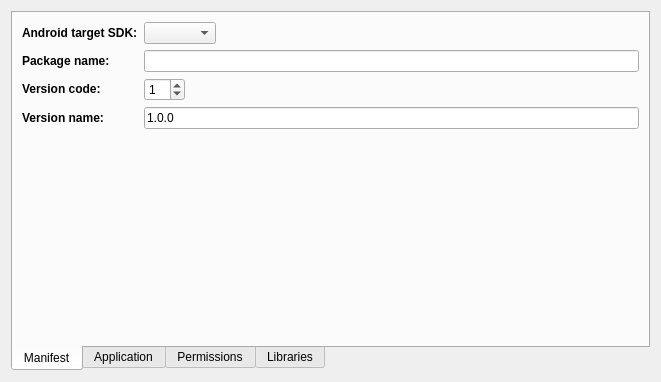
Before: the Qt Designer form src/plugins/android/androidpackagecreationwidget.ui in KDE/android-qt-creator, drawn with Qt 5.
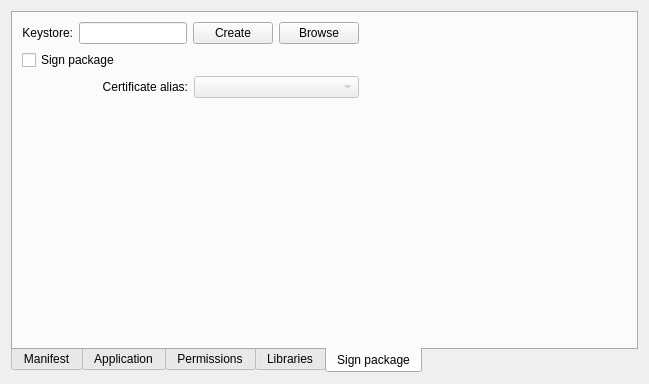
After: the same form once the commit is applied.

Commit message: Package signing (part 1)

Patch:
```diff
--- a/src/plugins/android/androidpackagecreationwidget.ui
+++ b/src/plugins/android/androidpackagecreationwidget.ui
@@ -6,8 +6,8 @@
    <rect>
     <x>0</x>
     <y>0</y>
-    <width>661</width>
-    <height>382</height>
+    <width>649</width>
+    <height>384</height>
    </rect>
   </property>
   <property name="sizePolicy">
@@ -23,7 +23,7 @@
       <enum>QTabWidget::South</enum>
      </property>
      <property name="currentIndex">
-      <number>0</number>
+      <number>4</number>
      </property>
      <widget class="QWidget" name="tab">
       <attribute name="title">
@@ -1144,6 +1144,81 @@
        </item>
       </layout>
      </widget>
+     <widget class="QWidget" name="tab_5">
+      <attribute name="title">
+       <string>Sign package</string>
+      </attribute>
+      <layout class="QFormLayout" name="formLayout_3">
+       <item row="0" column="0">
+        <layout class="QGridLayout" name="gridLayout_3">
+         <item row="0" column="0">
+          <layout class="QHBoxLayout" name="horizontalLayout_4">
+           <item>
+            <widget class="QLabel" name="KeystoreLocationLabel">
+             <property name="text">
+              <string>Keystore:</string>
+             </property>
+             <property name="alignment">
+              <set>Qt::AlignRight|Qt::AlignTrailing|Qt::AlignVCenter</set>
+             </property>
+            </widget>
+           </item>
+           <item>
+            <widget class="QLineEdit" name="KeystoreLocationLineEdit">
+             <property name="readOnly">
+              <bool>true</bool>
+             </property>
+            </widget>
+           </item>
+           <item>
+            <widget class="QPushButton" name="KeystoreCreatePushButton">
+             <property name="text">
+              <string>Create</string>
+             </property>
+            </widget>
+           </item>
+           <item>
+            <widget class="QPushButton" name="KeystoreLocationPushButton">
+             <property name="text">
+              <string>Browse</string>
+             </property>
+            </widget>
+           </item>
+          </layout>
+         </item>
+         <item row="1" column="0">
+          <widget class="QCheckBox" name="signPackageCheckBox">
+           <property name="text">
+            <string>Sign package</string>
+           </property>
+          </widget>
+         </item>
+         <item row="2" column="0">
+          <layout class="QHBoxLayout" name="horizontalLayout_5">
+           <item>
+            <widget class="QLabel" name="KeystoreLocationLabel_2">
+             <property name="text">
+              <string>Certificate alias:</string>
+             </property>
+             <property name="alignment">
+              <set>Qt::AlignRight|Qt::AlignTrailing|Qt::AlignVCenter</set>
+             </property>
+            </widget>
+           </item>
+           <item>
+            <widget class="QComboBox" name="certificatesAliasComboBox">
+             <property name="enabled">
+              <bool>false</bool>
+             </property>
+            </widget>
+           </item>
+          </layout>
+         </item>
+        </layout>
+       </item>
+      </layout>
+      <zorder></zorder>
+     </widget>
     </widget>
    </item>
   </layout>
```
Left out of the diff: 19 changed lines with no effect on the pictures. The commit also changes 15 other files.
